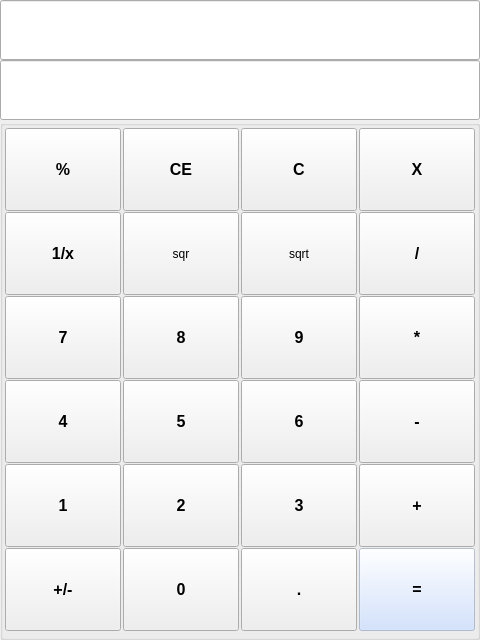
The window that mainwindow.ui (zznobr/qtstudy) describes before a commit, drawn with Qt 5.
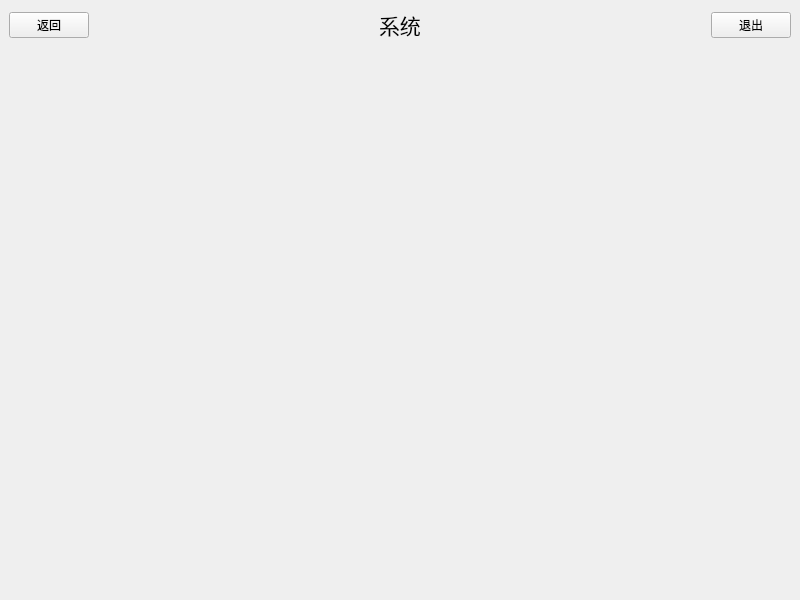
The same window after the commit.

```diff
--- a/mainwindow.ui
+++ b/mainwindow.ui
@@ -6,838 +6,70 @@
    <rect>
     <x>0</x>
     <y>0</y>
-    <width>480</width>
-    <height>640</height>
+    <width>800</width>
+    <height>600</height>
    </rect>
   </property>
-  <property name="minimumSize">
-   <size>
-    <width>480</width>
-    <height>640</height>
-   </size>
-  </property>
-  <property name="maximumSize">
-   <size>
-    <width>480</width>
-    <height>640</height>
-   </size>
-  </property>
   <property name="windowTitle">
    <string>MainWindow</string>
   </property>
   <widget class="QWidget" name="centralwidget">
-   <layout class="QVBoxLayout" name="verticalLayout">
-    <property name="spacing">
-     <number>0</number>
-    </property>
-    <property name="leftMargin">
-     <number>0</number>
-    </property>
-    <property name="topMargin">
-     <number>0</number>
-    </property>
-    <property name="rightMargin">
-     <number>0</number>
-    </property>
-    <property name="bottomMargin">
-     <number>0</number>
-    </property>
-    <item>
-     <widget class="QLineEdit" name="lineBefore">
-      <property name="minimumSize">
-       <size>
-        <width>480</width>
-        <height>60</height>
-       </size>
-      </property>
-      <property name="maximumSize">
-       <size>
-        <width>480</width>
-        <height>60</height>
-       </size>
-      </property>
-      <property name="font">
-       <font>
-        <pointsize>12</pointsize>
-       </font>
-      </property>
-      <property name="alignment">
-       <set>Qt::AlignRight|Qt::AlignTrailing|Qt::AlignVCenter</set>
-      </property>
-      <property name="readOnly">
-       <bool>true</bool>
+   <layout class="QGridLayout" name="gridLayout">
+    <item row="0" column="0">
+     <widget class="QPushButton" name="btn_return">
+      <property name="text">
+       <string>返回</string>
       </property>
      </widget>
     </item>
-    <item>
-     <widget class="QLineEdit" name="lineNow">
-      <property name="minimumSize">
-       <size>
-        <width>480</width>
-        <height>60</height>
-       </size>
+    <item row="0" column="1">
+     <spacer name="horizontalSpacer">
+      <property name="orientation">
+       <enum>Qt::Horizontal</enum>
       </property>
-      <property name="maximumSize">
+      <property name="sizeHint" stdset="0">
        <size>
-        <width>480</width>
-        <height>60</height>
+        <width>280</width>
+        <height>20</height>
        </size>
       </property>
+     </spacer>
+    </item>
+    <item row="0" column="2">
+     <widget class="QLabel" name="label">
       <property name="font">
        <font>
         <pointsize>16</pointsize>
-        <bold>true</bold>
        </font>
       </property>
-      <property name="alignment">
-       <set>Qt::AlignRight|Qt::AlignTrailing|Qt::AlignVCenter</set>
-      </property>
-      <property name="readOnly">
-       <bool>true</bool>
+      <property name="text">
+       <string>系统</string>
       </property>
      </widget>
     </item>
-    <item>
-     <widget class="QGroupBox" name="groupBox">
-      <property name="minimumSize">
+    <item row="0" column="3">
+     <spacer name="horizontalSpacer_2">
+      <property name="orientation">
+       <enum>Qt::Horizontal</enum>
+      </property>
+      <property name="sizeHint" stdset="0">
        <size>
-        <width>116</width>
-        <height>83</height>
+        <width>280</width>
+        <height>20</height>
        </size>
       </property>
-      <property name="title">
-       <string/>
+     </spacer>
+    </item>
+    <item row="0" column="4">
+     <widget class="QPushButton" name="btn_exit">
+      <property name="text">
+       <string>退出</string>
       </property>
-      <layout class="QGridLayout" name="gridLayout">
-       <property name="leftMargin">
-        <number>0</number>
-       </property>
-       <property name="topMargin">
-        <number>0</number>
-       </property>
-       <property name="rightMargin">
-        <number>0</number>
-       </property>
-       <property name="bottomMargin">
-        <number>0</number>
-       </property>
-       <property name="spacing">
-        <number>0</number>
-       </property>
-       <item row="0" column="0">
-        <widget class="QPushButton" name="btnPRE">
-         <property name="minimumSize">
-          <size>
-           <width>116</width>
-           <height>83</height>
-          </size>
-         </property>
-         <property name="maximumSize">
-          <size>
-           <width>105</width>
-           <height>80</height>
-          </size>
-         </property>
-         <property name="font">
-          <font>
-           <pointsize>12</pointsize>
-           <bold>true</bold>
-          </font>
-         </property>
-         <property name="styleSheet">
-          <string notr="true">.QPushButton:hover{
-    background-color: rgba(198, 218, 255, 0.6);
-}</string>
-         </property>
-         <property name="text">
-          <string>%</string>
-         </property>
-        </widget>
-       </item>
-       <item row="0" column="1">
-        <widget class="QPushButton" name="btnCE">
-         <property name="minimumSize">
-          <size>
-           <width>116</width>
-           <height>83</height>
-          </size>
-         </property>
-         <property name="maximumSize">
-          <size>
-           <width>105</width>
-           <height>80</height>
-          </size>
-         </property>
-         <property name="font">
-          <font>
-           <pointsize>12</pointsize>
-           <bold>true</bold>
-          </font>
-         </property>
-         <property name="styleSheet">
-          <string notr="true">.QPushButton:hover{
-    background-color: rgba(198, 218, 255, 0.6);
-}</string>
-         </property>
-         <property name="text">
-          <string>CE</string>
-         </property>
-        </widget>
-       </item>
-       <item row="0" column="2">
-        <widget class="QPushButton" name="btnC">
-         <property name="minimumSize">
-          <size>
-           <width>116</width>
-           <height>83</height>
-          </size>
-         </property>
-         <property name="maximumSize">
-          <size>
-           <width>105</width>
-           <height>80</height>
-          </size>
-         </property>
-         <property name="font">
-          <font>
-           <pointsize>12</pointsize>
-           <bold>true</bold>
-          </font>
-         </property>
-         <property name="styleSheet">
-          <string notr="true">.QPushButton:hover{
-    background-color: rgba(198, 218, 255, 0.6);
-}</string>
-         </property>
-         <property name="text">
-          <string>C</string>
-         </property>
-        </widget>
-       </item>
-       <item row="0" column="3">
-        <widget class="QPushButton" name="btnBAC">
-         <property name="minimumSize">
-          <size>
-           <width>116</width>
-           <height>83</height>
-          </size>
-         </property>
-         <property name="maximumSize">
-          <size>
-           <width>105</width>
-           <height>80</height>
-          </size>
-         </property>
-         <property name="font">
-          <font>
-           <pointsize>12</pointsize>
-           <bold>true</bold>
-          </font>
-         </property>
-         <property name="styleSheet">
-          <string notr="true">.QPushButton:hover{
-    background-color: rgba(198, 218, 255, 0.6);
-}</string>
-         </property>
-         <property name="text">
-          <string>X</string>
-         </property>
-        </widget>
-       </item>
-       <item row="1" column="0">
-        <widget class="QPushButton" name="btnREC">
-         <property name="minimumSize">
-          <size>
-           <width>116</width>
-           <height>83</height>
-          </size>
-         </property>
-         <property name="maximumSize">
-          <size>
-           <width>105</width>
-           <height>80</height>
-          </size>
-         </property>
-         <property name="font">
-          <font>
-           <pointsize>12</pointsize>
-           <bold>true</bold>
-          </font>
-         </property>
-         <property name="styleSheet">
-          <string notr="true">.QPushButton:hover{
-    background-color: rgba(198, 218, 255, 0.6);
-}</string>
-         </property>
-         <property name="text">
-          <string>1/x</string>
-         </property>
-        </widget>
-       </item>
-       <item row="1" column="1">
-        <widget class="QPushButton" name="btnSQR">
-         <property name="minimumSize">
-          <size>
-           <width>116</width>
-           <height>83</height>
-          </size>
-         </property>
-         <property name="maximumSize">
-          <size>
-           <width>105</width>
-           <height>80</height>
-          </size>
-         </property>
-         <property name="styleSheet">
-          <string notr="true">.QPushButton:hover{
-    background-color: rgba(198, 218, 255, 0.6);
-}</string>
-         </property>
-         <property name="text">
-          <string>sqr</string>
-         </property>
-        </widget>
-       </item>
-       <item row="1" column="2">
-        <widget class="QPushButton" name="btnSQRT">
-         <property name="minimumSize">
-          <size>
-           <width>116</width>
-           <height>83</height>
-          </size>
-         </property>
-         <property name="maximumSize">
-          <size>
-           <width>105</width>
-           <height>80</height>
-          </size>
-         </property>
-         <property name="styleSheet">
-          <string notr="true">.QPushButton:hover{
-    background-color: rgba(198, 218, 255, 0.6);
-}</string>
-         </property>
-         <property name="text">
-          <string>sqrt</string>
-         </property>
-        </widget>
-       </item>
-       <item row="1" column="3">
-        <widget class="QPushButton" name="btnDIV">
-         <property name="minimumSize">
-          <size>
-           <width>116</width>
-           <height>83</height>
-          </size>
-         </property>
-         <property name="maximumSize">
-          <size>
-           <width>105</width>
-           <height>80</height>
-          </size>
-         </property>
-         <property name="font">
-          <font>
-           <pointsize>12</pointsize>
-           <bold>true</bold>
-          </font>
-         </property>
-         <property name="styleSheet">
-          <string notr="true">.QPushButton:hover{
-    background-color: rgba(198, 218, 255, 0.6);
-}</string>
-         </property>
-         <property name="text">
-          <string>/</string>
-         </property>
-        </widget>
-       </item>
-       <item row="2" column="0">
-        <widget class="QPushButton" name="btn7">
-         <property name="minimumSize">
-          <size>
-           <width>116</width>
-           <height>83</height>
-          </size>
-         </property>
-         <property name="maximumSize">
-          <size>
-           <width>105</width>
-           <height>80</height>
-          </size>
-         </property>
-         <property name="font">
-          <font>
-           <pointsize>12</pointsize>
-           <bold>true</bold>
-          </font>
-         </property>
-         <property name="styleSheet">
-          <string notr="true">.QPushButton:hover{
-    background-color: rgba(198, 218, 255, 0.6);
-}</string>
-         </property>
-         <property name="text">
-          <string>7</string>
-         </property>
-        </widget>
-       </item>
-       <item row="2" column="1">
-        <widget class="QPushButton" name="btn8">
-         <property name="minimumSize">
-          <size>
-           <width>116</width>
-           <height>83</height>
-          </size>
-         </property>
-         <property name="maximumSize">
-          <size>
-           <width>105</width>
-           <height>80</height>
-          </size>
-         </property>
-         <property name="font">
-          <font>
-           <pointsize>12</pointsize>
-           <bold>true</bold>
-          </font>
-         </property>
-         <property name="styleSheet">
-          <string notr="true">.QPushButton:hover{
-    background-color: rgba(198, 218, 255, 0.6);
-}</string>
-         </property>
-         <property name="text">
-          <string>8</string>
-         </property>
-        </widget>
-       </item>
-       <item row="2" column="2">
-        <widget class="QPushButton" name="btn9">
-         <property name="minimumSize">
-          <size>
-           <width>116</width>
-           <height>83</height>
-          </size>
-         </property>
-         <property name="maximumSize">
-          <size>
-           <width>105</width>
-           <height>80</height>
-          </size>
-         </property>
-         <property name="font">
-          <font>
-           <pointsize>12</pointsize>
-           <bold>true</bold>
-          </font>
-         </property>
-         <property name="styleSheet">
-          <string notr="true">.QPushButton:hover{
-    background-color: rgba(198, 218, 255, 0.6);
-}</string>
-         </property>
-         <property name="text">
-          <string>9</string>
-         </property>
-        </widget>
-       </item>
-       <item row="2" column="3">
-        <widget class="QPushButton" name="btnMUL">
-         <property name="minimumSize">
-          <size>
-           <width>116</width>
-           <height>83</height>
-          </size>
-         </property>
-         <property name="maximumSize">
-          <size>
-           <width>105</width>
-           <height>80</height>
-          </size>
-         </property>
-         <property name="font">
-          <font>
-           <pointsize>12</pointsize>
-           <bold>true</bold>
-          </font>
-         </property>
-         <property name="styleSheet">
-          <string notr="true">.QPushButton:hover{
-    background-color: rgba(198, 218, 255, 0.6);
-}</string>
-         </property>
-         <property name="text">
-          <string>*</string>
-         </property>
-        </widget>
-       </item>
-       <item row="3" column="0">
-        <widget class="QPushButton" name="btn4">
-         <property name="minimumSize">
-          <size>
-           <width>116</width>
-           <height>83</height>
-          </size>
-         </property>
-         <property name="maximumSize">
-          <size>
-           <width>105</width>
-           <height>80</height>
-          </size>
-         </property>
-         <property name="font">
-          <font>
-           <pointsize>12</pointsize>
-           <bold>true</bold>
-          </font>
-         </property>
-         <property name="styleSheet">
-          <string notr="true">.QPushButton:hover{
-    background-color: rgba(198, 218, 255, 0.6);
-}</string>
-         </property>
-         <property name="text">
-          <string>4</string>
-         </property>
-        </widget>
-       </item>
-       <item row="3" column="1">
-        <widget class="QPushButton" name="btn5">
-         <property name="minimumSize">
-          <size>
-           <width>116</width>
-           <height>83</height>
-          </size>
-         </property>
-         <property name="maximumSize">
-          <size>
-           <width>105</width>
-           <height>80</height>
-          </size>
-         </property>
-         <property name="font">
-          <font>
-           <pointsize>12</pointsize>
-           <bold>true</bold>
-          </font>
-         </property>
-         <property name="styleSheet">
-          <string notr="true">.QPushButton:hover{
-    background-color: rgba(198, 218, 255, 0.6);
-}</string>
-         </property>
-         <property name="text">
-          <string>5</string>
-         </property>
-        </widget>
-       </item>
-       <item row="3" column="2">
-        <widget class="QPushButton" name="btn6">
-         <property name="minimumSize">
-          <size>
-           <width>116</width>
-           <height>83</height>
-          </size>
-         </property>
-         <property name="maximumSize">
-          <size>
-           <width>105</width>
-           <height>80</height>
-          </size>
-         </property>
-         <property name="font">
-          <font>
-           <pointsize>12</pointsize>
-           <bold>true</bold>
-          </font>
-         </property>
-         <property name="styleSheet">
-          <string notr="true">.QPushButton:hover{
-    background-color: rgba(198, 218, 255, 0.6);
-}</string>
-         </property>
-         <property name="text">
-          <string>6</string>
-         </property>
-        </widget>
-       </item>
-       <item row="3" column="3">
-        <widget class="QPushButton" name="btnSUB">
-         <property name="minimumSize">
-          <size>
-           <width>116</width>
-           <height>83</height>
-          </size>
-         </property>
-         <property name="maximumSize">
-          <size>
-           <width>105</width>
-           <height>80</height>
-          </size>
-         </property>
-         <property name="font">
-          <font>
-           <pointsize>12</pointsize>
-           <bold>true</bold>
-          </font>
-         </property>
-         <property name="styleSheet">
-          <string notr="true">.QPushButton:hover{
-    background-color: rgba(198, 218, 255, 0.6);
-}</string>
-         </property>
-         <property name="text">
-          <string>-</string>
-         </property>
-        </widget>
-       </item>
-       <item row="4" column="0">
-        <widget class="QPushButton" name="btn1">
-         <property name="minimumSize">
-          <size>
-           <width>116</width>
-           <height>83</height>
-          </size>
-         </property>
-         <property name="maximumSize">
-          <size>
-           <width>105</width>
-           <height>80</height>
-          </size>
-         </property>
-         <property name="font">
-          <font>
-           <pointsize>12</pointsize>
-           <bold>true</bold>
-          </font>
-         </property>
-         <property name="styleSheet">
-          <string notr="true">.QPushButton:hover{
-    background-color: rgba(198, 218, 255, 0.6);
-}</string>
-         </property>
-         <property name="text">
-          <string>1</string>
-         </property>
-        </widget>
-       </item>
-       <item row="4" column="1">
-        <widget class="QPushButton" name="btn2">
-         <property name="minimumSize">
-          <size>
-           <width>116</width>
-           <height>83</height>
-          </size>
-         </property>
-         <property name="maximumSize">
-          <size>
-           <width>105</width>
-           <height>80</height>
-          </size>
-         </property>
-         <property name="font">
-          <font>
-           <pointsize>12</pointsize>
-           <bold>true</bold>
-          </font>
-         </property>
-         <property name="styleSheet">
-          <string notr="true">.QPushButton:hover{
-    background-color: rgba(198, 218, 255, 0.6);
-}</string>
-         </property>
-         <property name="text">
-          <string>2</string>
-         </property>
-        </widget>
-       </item>
-       <item row="4" column="2">
-        <widget class="QPushButton" name="btn3">
-         <property name="minimumSize">
-          <size>
-           <width>116</width>
-           <height>83</height>
-          </size>
-         </property>
-         <property name="maximumSize">
-          <size>
-           <width>105</width>
-           <height>80</height>
-          </size>
-         </property>
-         <property name="font">
-          <font>
-           <pointsize>12</pointsize>
-           <bold>true</bold>
-          </font>
-         </property>
-         <property name="styleSheet">
-          <string notr="true">.QPushButton:hover{
-    background-color: rgba(198, 218, 255, 0.6);
-}</string>
-         </property>
-         <property name="text">
-          <string>3</string>
-         </property>
-        </widget>
-       </item>
-       <item row="4" column="3">
-        <widget class="QPushButton" name="btnADD">
-         <property name="minimumSize">
-          <size>
-           <width>116</width>
-           <height>83</height>
-          </size>
-         </property>
-         <property name="maximumSize">
-          <size>
-           <width>105</width>
-           <height>80</height>
-          </size>
-         </property>
-         <property name="font">
-          <font>
-           <pointsize>12</pointsize>
-           <bold>true</bold>
-          </font>
-         </property>
-         <property name="styleSheet">
-          <string notr="true">.QPushButton:hover{
-    background-color: rgba(198, 218, 255, 0.6);
-}</string>
-         </property>
-         <property name="text">
-          <string>+</string>
-         </property>
-        </widget>
-       </item>
-       <item row="5" column="0">
-        <widget class="QPushButton" name="btnOPP">
-         <property name="minimumSize">
-          <size>
-           <width>116</width>
-           <height>83</height>
-          </size>
-         </property>
-         <property name="maximumSize">
-          <size>
-           <width>105</width>
-           <height>80</height>
-          </size>
-         </property>
-         <property name="font">
-          <font>
-           <pointsize>12</pointsize>
-           <bold>true</bold>
-          </font>
-         </property>
-         <property name="styleSheet">
-          <string notr="true">.QPushButton:hover{
-    background-color: rgba(198, 218, 255, 0.6);
-}</string>
-         </property>
-         <property name="text">
-          <string>+/-</string>
-         </property>
-        </widget>
-       </item>
-       <item row="5" column="1">
-        <widget class="QPushButton" name="btn0">
-         <property name="minimumSize">
-          <size>
-           <width>116</width>
-           <height>83</height>
-          </size>
-         </property>
-         <property name="maximumSize">
-          <size>
-           <width>105</width>
-           <height>80</height>
-          </size>
-         </property>
-         <property name="font">
-          <font>
-           <pointsize>12</pointsize>
-           <bold>true</bold>
-          </font>
-         </property>
-         <property name="styleSheet">
-          <string notr="true">.QPushButton:hover{
-    background-color: rgba(198, 218, 255, 0.6);
-}</string>
-         </property>
-         <property name="text">
-          <string>0</string>
-         </property>
-        </widget>
-       </item>
-       <item row="5" column="2">
-        <widget class="QPushButton" name="btnPOI">
-         <property name="minimumSize">
-          <size>
-           <width>116</width>
-           <height>83</height>
-          </size>
-         </property>
-         <property name="maximumSize">
-          <size>
-           <width>105</width>
-           <height>80</height>
-          </size>
-         </property>
-         <property name="font">
-          <font>
-           <pointsize>12</pointsize>
-           <bold>true</bold>
-          </font>
-         </property>
-         <property name="styleSheet">
-          <string notr="true">.QPushButton:hover{
-    background-color: rgba(198, 218, 255, 0.6);
-}</string>
-         </property>
-         <property name="text">
-          <string>.</string>
-         </property>
-        </widget>
-       </item>
-       <item row="5" column="3">
-        <widget class="QPushButton" name="btnRES">
-         <property name="minimumSize">
-          <size>
-           <width>116</width>
-           <height>83</height>
-          </size>
-         </property>
-         <property name="maximumSize">
-          <size>
-           <width>105</width>
-           <height>80</height>
-          </size>
-         </property>
-         <property name="font">
-          <font>
-           <pointsize>12</pointsize>
-           <bold>true</bold>
-          </font>
-         </property>
-         <property name="styleSheet">
-          <string notr="true">.QPushButton:hover{
-    background-color: rgba(152, 188, 255, 0.6);
-}
-.QPushButton{
-	background-color: rgba(198, 218, 255, 0.6);
-}</string>
-         </property>
-         <property name="text">
-          <string>=</string>
-         </property>
-        </widget>
-       </item>
-      </layout>
      </widget>
     </item>
+    <item row="1" column="0" colspan="5">
+     <widget class="QStackedWidget" name="stackedWidget"/>
+    </item>
    </layout>
   </widget>
  </widget>
```
